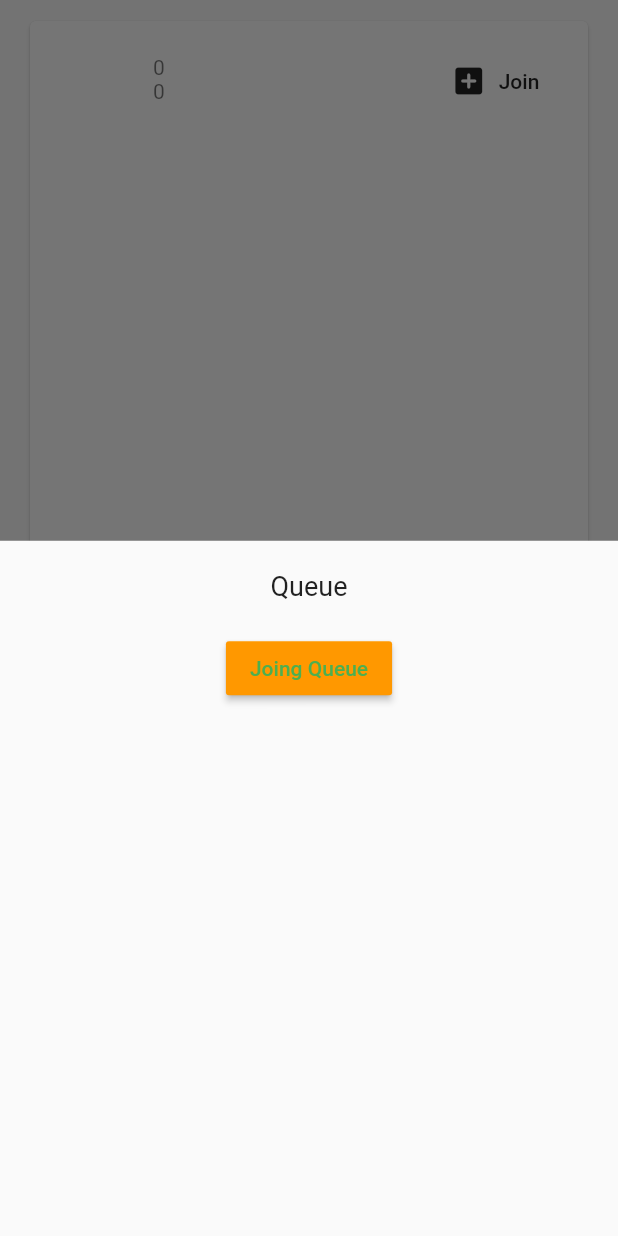
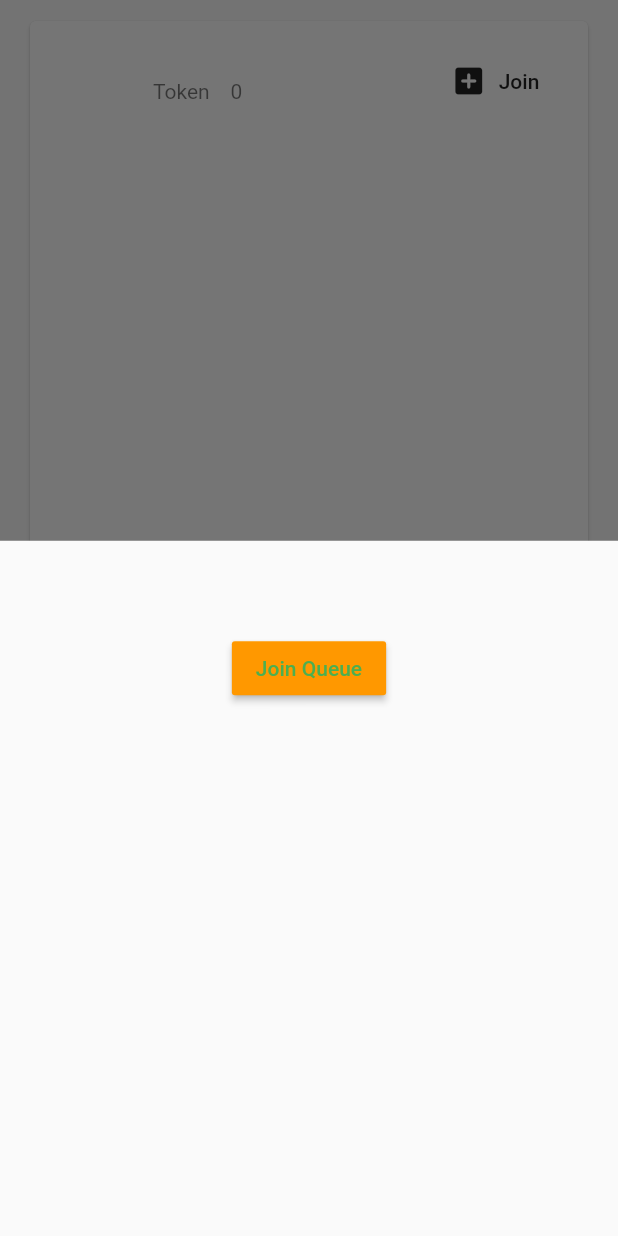
Before and after one commit to InvincibleJuggernaut/VirQ, a Flutter app: the PlaceTile widget shown alone on an empty page, opened directly with empty values, after a tap on "Join", on a phone screen of 412 x 824 dp. Run offline on Flutter 3.47's test engine with Material 2 defaults, Android fonts, the phone set to English and light mode, and no system bars; our stand-ins replace cloud_firestore, firebase_auth, flutter_spinkit; accounts and stored records are empty.

Commit message:
Changes to side drawer

```diff
--- a/lib/screens/home/home.dart
+++ b/lib/screens/home/home.dart
@@ -37,12 +37,17 @@ class SideDrawer extends StatelessWidget {
             ),
             ),
             ListTile(
+            leading: Icon(Icons.account_balance_wallet_rounded),
+            title: Text('Tickets'),
+            ),
+            ListTile(
             leading: Icon(Icons.exit_to_app),
             title: Text('Sign Out'),
             onTap: () async {
               await _auth.signOut();
             },
           ),
+
         ],
       ),
     );
--- a/lib/screens/home/place_tile.dart
+++ b/lib/screens/home/place_tile.dart
@@ -20,7 +20,6 @@ class PlaceTile extends StatelessWidget {
   }
 
   String value;
-
 
   @override
   Widget build(BuildContext context) {
@@ -46,8 +45,9 @@ class PlaceTile extends StatelessWidget {
             subtitle: Column(
               crossAxisAlignment: CrossAxisAlignment.start,
               children: <Widget>[
-                Text(place.totalPeople.toString()),
-                Text(place.tokenAvailable.toString()),
+                //Text("People   "+place.totalPeople.toString()),
+                Text(""),
+                Text("Token    "+place.tokenAvailable.toString()),
               ],
             ),
 
--- a/lib/screens/home/queue_details_form.dart
+++ b/lib/screens/home/queue_details_form.dart
@@ -49,6 +49,23 @@ class _QueueDetailsState extends State<QueueDetails> {
     });
   }
 
+  String placeName;
+  int placeToken;
+
+  searchPlaceData() {
+    DatabaseService().placesCollection.getDocuments().then((QuerySnapshot snapshot) {
+      snapshot.documents.forEach((DocumentSnapshot doc) {
+        if(doc.data['name']==name)
+        {
+          placeName = doc.data['name'];
+          placeToken = doc.data['tokenAvailable'];
+        }
+      }
+      );
+    }
+    );
+  }
+
   updateUserData() async {
 
     final FirebaseAuth auth = FirebaseAuth.instance;
@@ -74,6 +91,8 @@ class _QueueDetailsState extends State<QueueDetails> {
     });
   }
 
+
+
   @override
   Widget build(BuildContext context) {
     return Form(
@@ -81,14 +100,15 @@ class _QueueDetailsState extends State<QueueDetails> {
       child: Column(
         children: <Widget>[
           Text(
-            'Queue',
+            value,
             style: TextStyle(fontSize: 18.0),
           ),
+
           SizedBox(height: 20.0),
           RaisedButton(
             color: Colors.orange[500],
             child: Text(
-              'Joing Queue',
+              'Join Queue',
               style: TextStyle(color: Colors.green),
             ),
             onPressed: () async {
```
